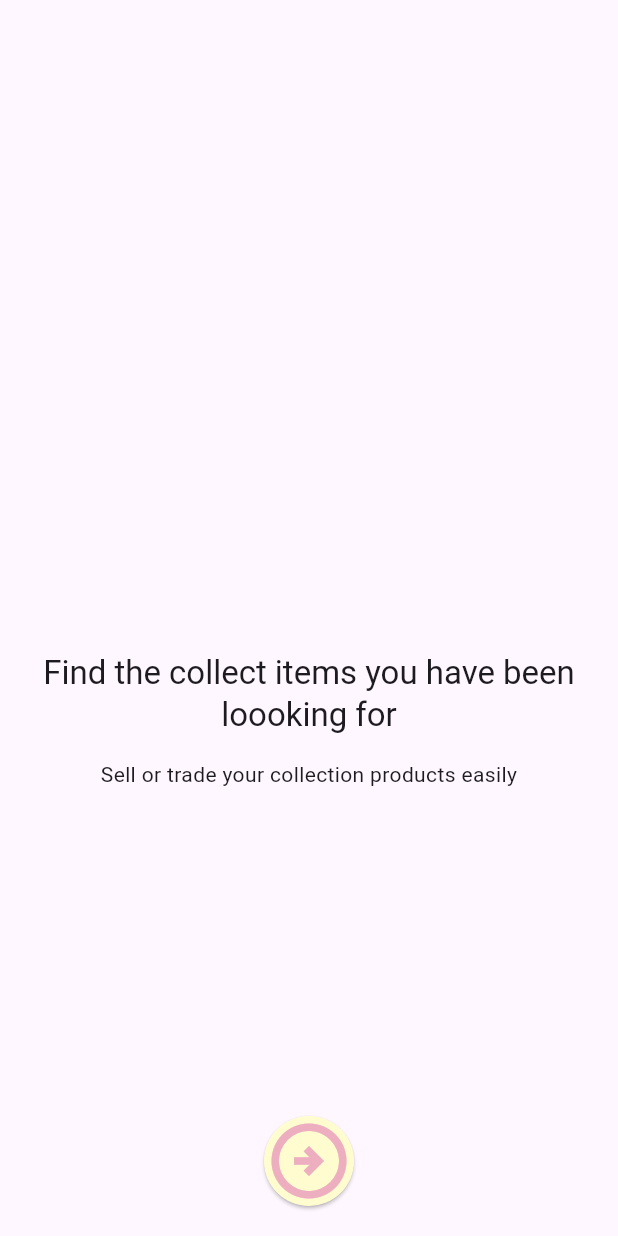
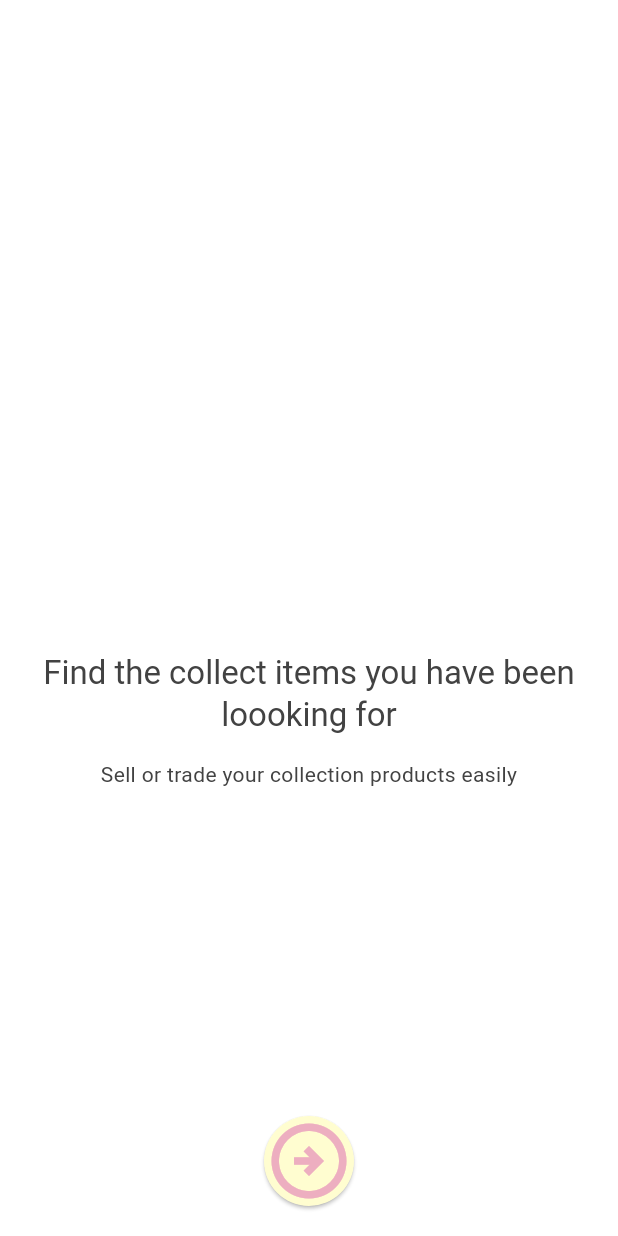
Before and after one commit to beyzaciftaslan/CollectaVerse, a Flutter app: the LandingPage screen opened directly, on a phone screen of 412 x 824 dp. Run offline on Flutter 3.47's test engine with Material 3 defaults, Android fonts, the phone set to English and light mode, and no system bars; our stand-ins replace flutter_screenutil.

Commit message:
themes created
light mode n dark mode

```diff
--- /dev/null
+++ b/lib/theme/light_mode.dart
@@ -0,0 +1,15 @@
+import 'package:flutter/material.dart';
+
+ThemeData lightMode = ThemeData(
+  brightness: Brightness.light,
+  colorScheme: ColorScheme.light(
+    background: Colors.grey.shade300,
+    primary: Colors.grey.shade200,
+    secondary: Colors.grey.shade400,
+    inversePrimary: Colors.grey.shade800,
+  ),
+  textTheme: ThemeData.light().textTheme.apply(
+        bodyColor: Colors.grey[800],
+        displayColor: Colors.black,
+      ),
+);
```
Also changed, not shown: lib/main.dart (+5 -39 lines), lib/pages/login_page.dart (added, +12 -0 lines), lib/theme/dark_mode.dart (added, +15 -0 lines).
